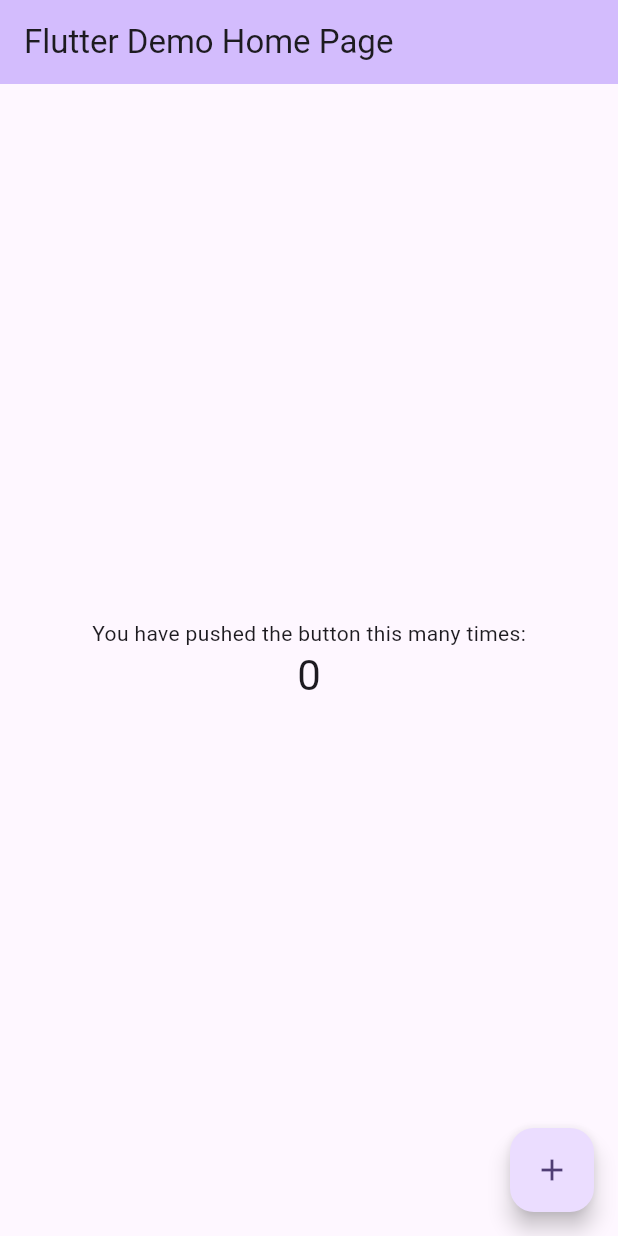
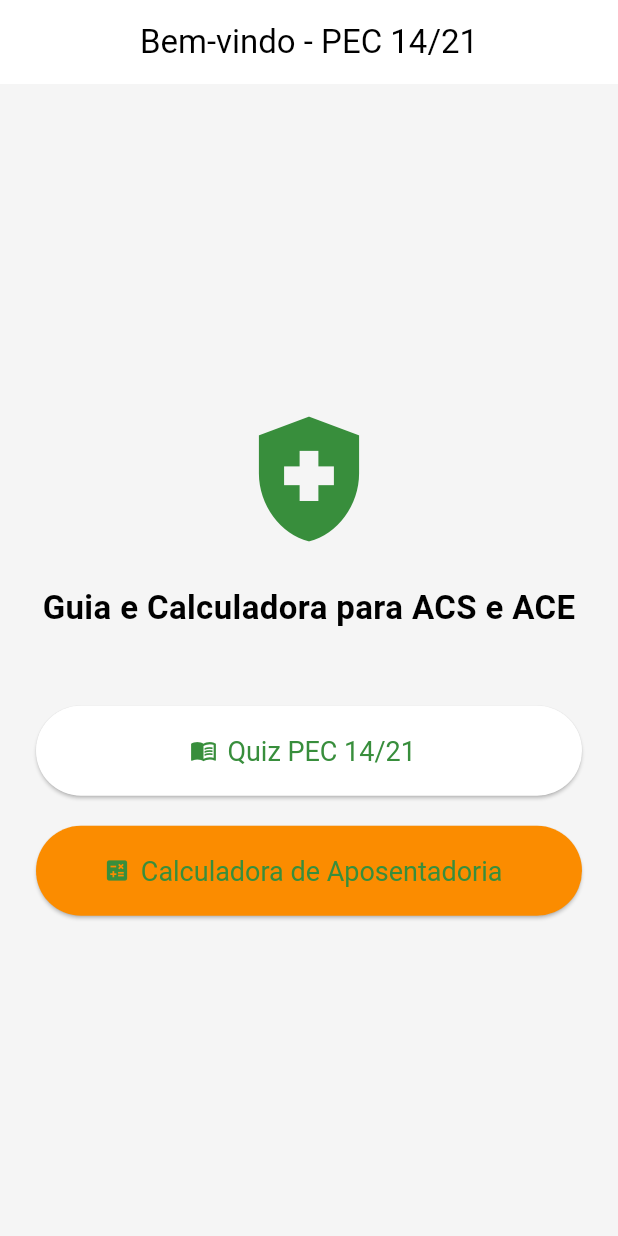
Before and after one commit to j4ilton/pec14_app, a Flutter app: the screen it shows after launch, on a phone screen of 412 x 824 dp. Run offline on Flutter 3.47's test engine with Material 3 defaults, Android fonts, the phone set to English and light mode, and no system bars.

Commit message:
App Implementado

```diff
--- a/lib/main.dart
+++ b/lib/main.dart
@@ -1,122 +1,33 @@
 import 'package:flutter/material.dart';
+import 'views/home_view.dart';
+import 'views/quiz_view.dart';
+import 'views/calculadora_view.dart';
 
 void main() {
-  runApp(const MyApp());
+  runApp(const Pec14App());
 }
 
-class MyApp extends StatelessWidget {
-  const MyApp({super.key});
+class Pec14App extends StatelessWidget {
+  const Pec14App({super.key});
 
-  // This widget is the root of your application.
   @override
   Widget build(BuildContext context) {
     return MaterialApp(
-      title: 'Flutter Demo',
+      title: 'App PEC 14/21',
       theme: ThemeData(
-        // This is the theme of your application.
-        //
-        // TRY THIS: Try running your application with "flutter run". You'll see
-        // the application has a purple toolbar. Then, without quitting the app,
-        // try changing the seedColor in the colorScheme below to Colors.green
-        // and then invoke "hot reload" (save your changes or press the "hot
-        // reload" button in a Flutter-supported IDE, or press "r" if you used
-        // the command line to start the app).
-        //
-        // Notice that the counter didn't reset back to zero; the application
-        // state is not lost during the reload. To reset the state, use hot
-        // restart instead.
-        //
-        // This works for code too, not just values: Most code changes can be
-        // tested with just a hot reload.
-        colorScheme: .fromSeed(seedColor: Colors.deepPurple),
+        primaryColor: Colors.green[700],
+        colorScheme: ColorScheme.fromSwatch().copyWith(
+          primary: Colors.green[700],
+          secondary: Colors.orange[600],
+        ),
+        scaffoldBackgroundColor: Colors.grey[100],
       ),
-      home: const MyHomePage(title: 'Flutter Demo Home Page'),
+      initialRoute: '/',
+      routes: {
+        '/': (context) => const HomeView(),
+        '/quiz': (context) => const QuizView(),
+        '/calculadora': (context) => const CalculadoraView(),
+      },
     );
   }
 }
-
-class MyHomePage extends StatefulWidget {
-  const MyHomePage({super.key, required this.title});
-
-  // This widget is the home page of your application. It is stateful, meaning
-  // that it has a State object (defined below) that contains fields that affect
-  // how it looks.
-
-  // This class is the configuration for the state. It holds the values (in this
-  // case the title) provided by the parent (in this case the App widget) and
-  // used by the build method of the State. Fields in a Widget subclass are
-  // always marked "final".
-
-  final String title;
-
-  @override
-  State<MyHomePage> createState() => _MyHomePageState();
-}
-
-class _MyHomePageState extends State<MyHomePage> {
-  int _counter = 0;
-
-  void _incrementCounter() {
-    setState(() {
-      // This call to setState tells the Flutter framework that something has
-      // changed in this State, which causes it to rerun the build method below
-      // so that the display can reflect the updated values. If we changed
-      // _counter without calling setState(), then the build method would not be
-      // called again, and so nothing would appear to happen.
-      _counter++;
-    });
-  }
-
-  @override
-  Widget build(BuildContext context) {
-    // This method is rerun every time setState is called, for instance as done
-    // by the _incrementCounter method above.
-    //
-    // The Flutter framework has been optimized to make rerunning build methods
-    // fast, so that you can just rebuild anything that needs updating rather
-    // than having to individually change instances of widgets.
-    return Scaffold(
-      appBar: AppBar(
-        // TRY THIS: Try changing the color here to a specific color (to
-        // Colors.amber, perhaps?) and trigger a hot reload to see the AppBar
-        // change color while the other colors stay the same.
-        backgroundColor: Theme.of(context).colorScheme.inversePrimary,
-        // Here we take the value from the MyHomePage object that was created by
-        // the App.build method, and use it to set our appbar title.
-        title: Text(widget.title),
-      ),
-      body: Center(
-        // Center is a layout widget. It takes a single child and positions it
-        // in the middle of the parent.
-        child: Column(
-          // Column is also a layout widget. It takes a list of children and
-          // arranges them vertically. By default, it sizes itself to fit its
-          // children horizontally, and tries to be as tall as its parent.
-          //
-          // Column has various properties to control how it sizes itself and
-          // how it positions its children. Here we use mainAxisAlignment to
-          // center the children vertically; the main axis here is the vertical
-          // axis because Columns are vertical (the cross axis would be
-          // horizontal).
-          //
-          // TRY THIS: Invoke "debug painting" (choose the "Toggle Debug Paint"
-          // action in the IDE, or press "p" in the console), to see the
-          // wireframe for each widget.
-          mainAxisAlignment: .center,
-          children: [
-            const Text('You have pushed the button this many times:'),
-            Text(
-              '$_counter',
-              style: Theme.of(context).textTheme.headlineMedium,
-            ),
-          ],
-        ),
-      ),
-      floatingActionButton: FloatingActionButton(
-        onPressed: _incrementCounter,
-        tooltip: 'Increment',
-        child: const Icon(Icons.add),
-      ),
-    );
-  }
-}
--- /dev/null
+++ b/lib/views/home_view.dart
@@ -0,0 +1,57 @@
+import 'package:flutter/material.dart';
+
+class HomeView extends StatelessWidget {
+  const HomeView({super.key});
+
+  @override
+  Widget build(BuildContext context) {
+    return Scaffold(
+      appBar: AppBar(
+        title: const Text('Bem-vindo - PEC 14/21'),
+        centerTitle: true,
+      ),
+      body: Center(
+        child: Padding(
+          padding: const EdgeInsets.all(24.0),
+          child: Column(
+            mainAxisAlignment: MainAxisAlignment.center,
+            children: [
+              Icon(
+                Icons.health_and_safety,
+                size: 100,
+                color: Colors.green[700],
+              ),
+              const SizedBox(height: 20),
+              const Text(
+                'Guia e Calculadora para ACS e ACE',
+                textAlign: TextAlign.center,
+                style: TextStyle(fontSize: 22, fontWeight: FontWeight.bold),
+              ),
+              const SizedBox(height: 50),
+              ElevatedButton.icon(
+                onPressed: () => Navigator.pushNamed(context, '/quiz'),
+                icon: const Icon(Icons.menu_book),
+                label: const Text('Quiz PEC 14/21'),
+                style: ElevatedButton.styleFrom(
+                  minimumSize: const Size(double.infinity, 60),
+                  textStyle: const TextStyle(fontSize: 18),
+                ),
+              ),
+              const SizedBox(height: 20),
+              ElevatedButton.icon(
+                onPressed: () => Navigator.pushNamed(context, '/calculadora'),
+                icon: const Icon(Icons.calculate),
+                label: const Text('Calculadora de Aposentadoria'),
+                style: ElevatedButton.styleFrom(
+                  backgroundColor: Colors.orange[600],
+                  minimumSize: const Size(double.infinity, 60),
+                  textStyle: const TextStyle(fontSize: 18),
+                ),
+              ),
+            ],
+          ),
+        ),
+      ),
+    );
+  }
+}
```
Also changed, not shown: lib/viewmodels/calculadora_controller.dart (added, +81 -0 lines), lib/views/calculadora_view.dart (added, +117 -0 lines), lib/views/quiz_view.dart (added, +109 -0 lines), 1 other file.
